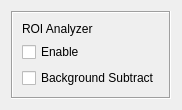
jagerber48/jkam_e6, file ui_resources/roianalyzer.ui: the form before one commit.
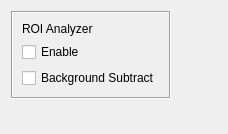
The form after the commit.

Patch:
```diff
--- a/ui_resources/roianalyzer.ui
+++ b/ui_resources/roianalyzer.ui
@@ -6,8 +6,8 @@
    <rect>
     <x>0</x>
     <y>0</y>
-    <width>169</width>
-    <height>105</height>
+    <width>228</width>
+    <height>134</height>
    </rect>
   </property>
   <property name="windowTitle">
@@ -21,8 +21,8 @@
      </property>
      <property name="sizeHint" stdset="0">
       <size>
-       <width>20</width>
-       <height>40</height>
+       <width>0</width>
+       <height>0</height>
       </size>
      </property>
     </spacer>
@@ -67,8 +67,8 @@
      </property>
      <property name="sizeHint" stdset="0">
       <size>
-       <width>40</width>
-       <height>20</height>
+       <width>0</width>
+       <height>0</height>
       </size>
      </property>
     </spacer>
```
